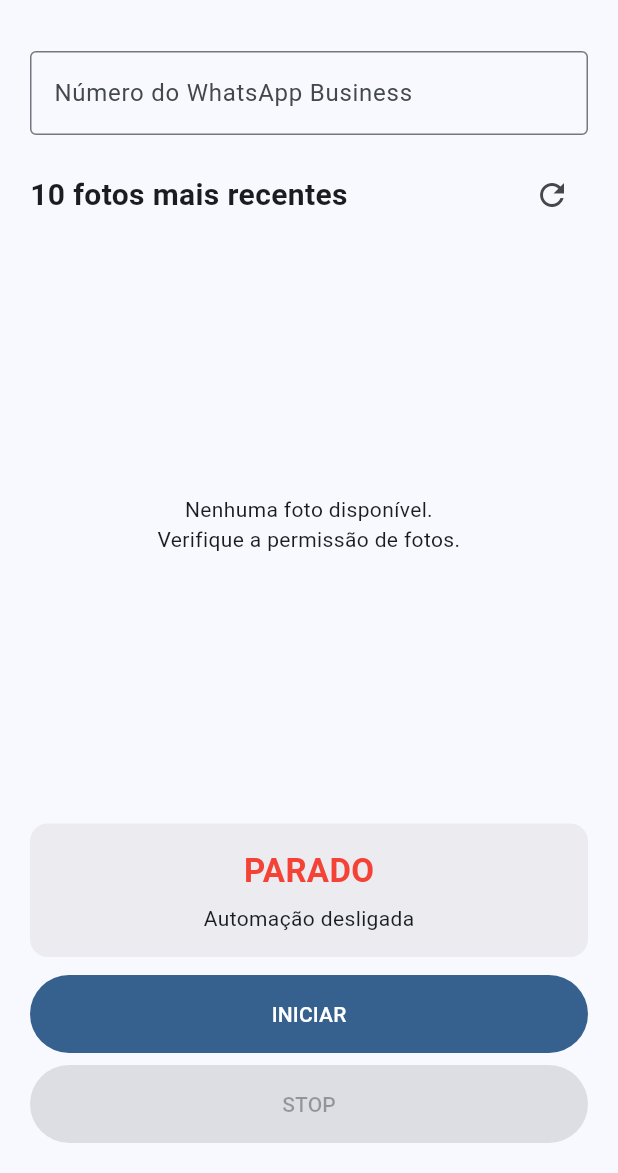
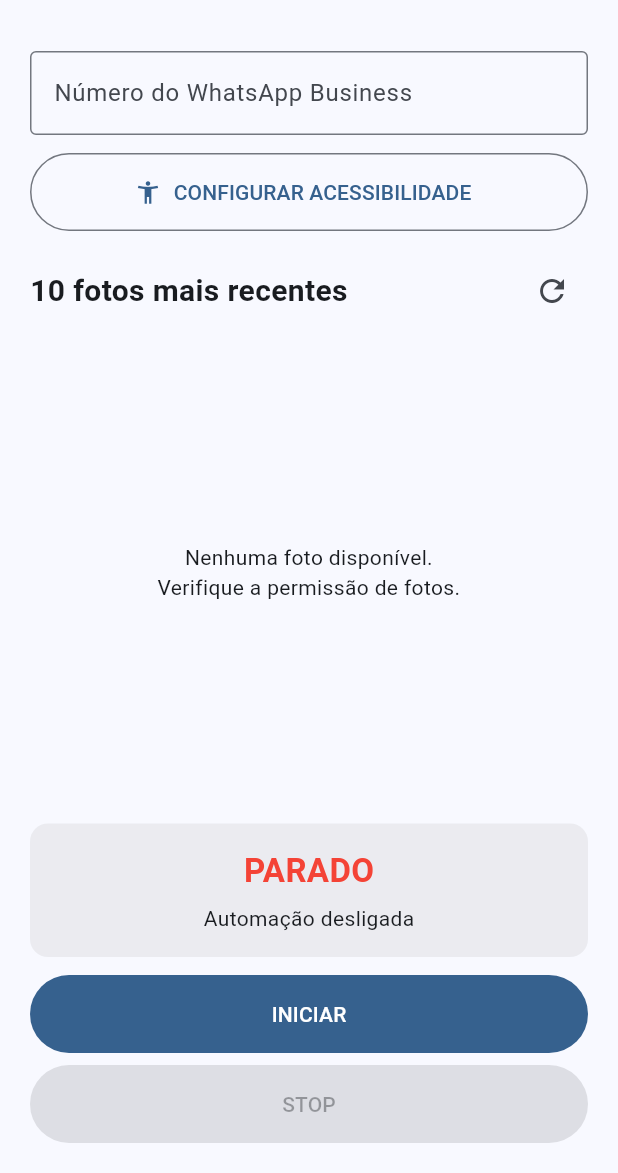
Before and after one commit to natanp79/auto_photo_whatsapp, a Flutter app: the HomePage screen opened directly, on a phone screen of 412 x 824 dp, the part 63-1236 px from its top. Run offline on Flutter 3.47's test engine with Material 3 defaults, Android fonts, the phone set to English and light mode, and no system bars; our stand-ins replace shared_preferences; missing offline and left inert: photo_manager; accounts and stored records are empty.

Commit message:
conecta interface Flutter ao canal nativo

```diff
--- a/lib/main.dart
+++ b/lib/main.dart
@@ -177,7 +177,11 @@
     });
   }
 
-    Future<void> startAutomation() async {
+  Future<void> openAccessibilitySettings() async {
+    await _nativeChannel.invokeMethod('openAccessibilitySettings');
+  }
+
+  Future<void> startAutomation() async {
     if (running) return;
 
     await _nativeChannel.invokeMethod('startAutomation');
@@ -233,6 +237,20 @@
               onChanged: (value) {
                 phoneNumber = value;
               },
+            ),
+
+            const SizedBox(height: 12),
+
+            SizedBox(
+              width: double.infinity,
+              height: 52,
+              child: OutlinedButton.icon(
+                onPressed: openAccessibilitySettings,
+                icon: const Icon(Icons.accessibility_new),
+                label: const Text(
+                  'CONFIGURAR ACESSIBILIDADE',
+                ),
+              ),
             ),
 
             const SizedBox(height: 16),
```
